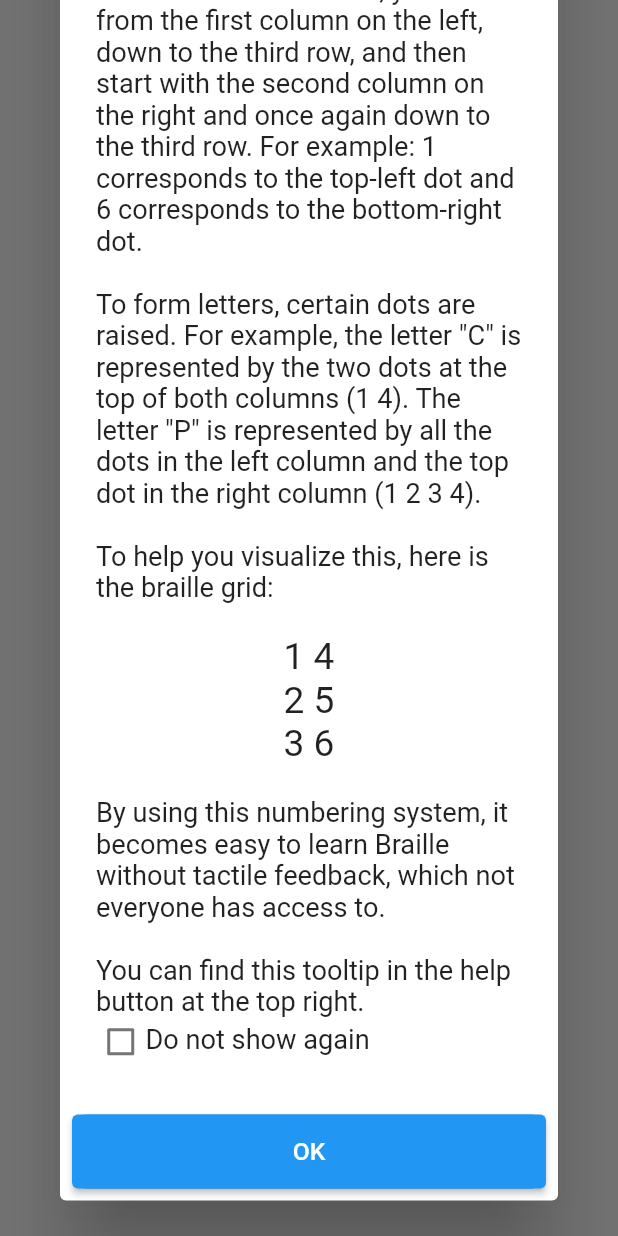
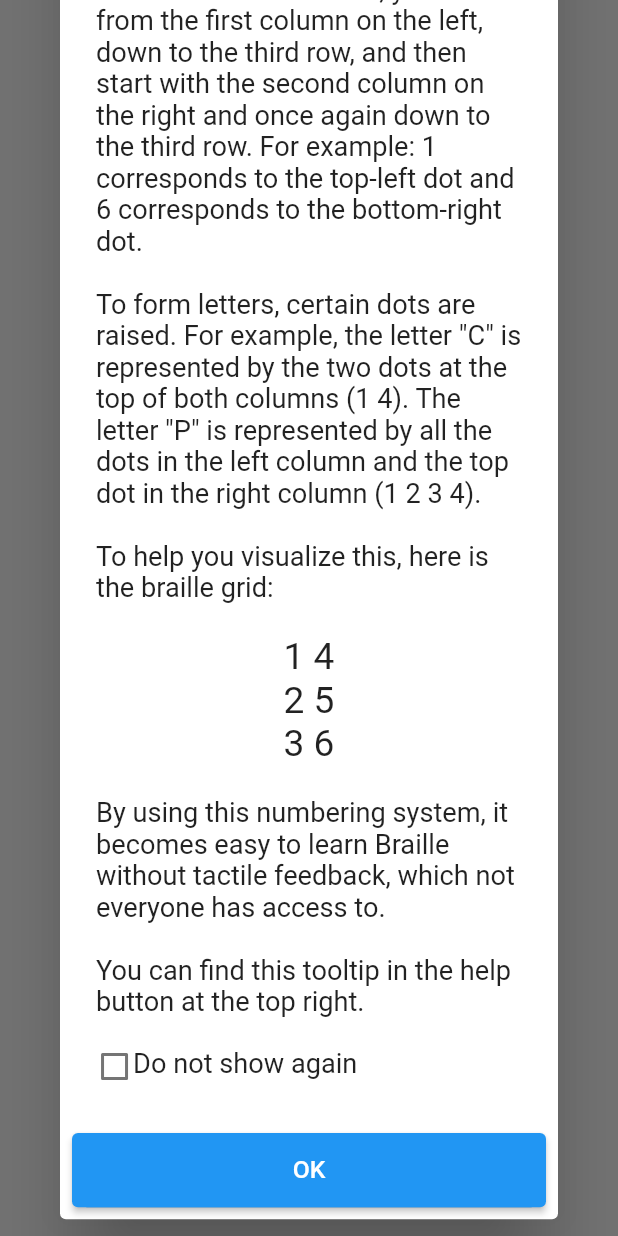
Before and after one commit to aamir-azeez/diffabled, a Flutter app: what showBrailleDialog() shows on an empty page, opened directly, scrolled down 238 dp, on a phone screen of 412 x 824 dp. Run offline on Flutter 3.47's test engine with Material 2 defaults, Android fonts, the light colour scheme and no system bars; our stand-ins replace assets_audio_player, shared_preferences; accounts and stored records are empty.

Commit message:
Minor sizing issue patches

```diff
--- a/lib/main.dart
+++ b/lib/main.dart
@@ -76,11 +76,14 @@ Future<void> showBrailleDialog(BuildContext context) async {
                       fontSize: MediaQuery.of(context).size.height * 0.022,
                     ),
                   ),
-                  Row(
+                  Padding(
+                        padding: EdgeInsets.only(
+                            top: MediaQuery.of(context).size.height * 0.025),
+                        child: Row(
                     children: [
                       SizedBox(
-                        height: MediaQuery.of(context).size.height * 0.04, // Adjust checkbox size
-                        width: MediaQuery.of(context).size.height * 0.04,
+                        height: MediaQuery.of(context).size.height * 0.03, // Adjust checkbox size
+                        width: MediaQuery.of(context).size.height * 0.03,
                         child: Checkbox(
                           value: doNotShowAgain,
                           onChanged: (bool? value) {
@@ -100,6 +103,7 @@ Future<void> showBrailleDialog(BuildContext context) async {
                         ),
                       ),
                     ],
+                  ),
                   ),
                 ],
               ),
@@ -855,7 +859,7 @@ class StudyPage extends StatelessWidget {
     // Calculate the crossAxisCount based on the width
     // so wider devices would get more columns per row because their width would be more
     // Ensure it's at least 1 to avoid having 0 columns
-    int crossAxisCount = (MediaQuery.of(context).size.width * 0.0051).toInt().clamp(
+    int crossAxisCount = (MediaQuery.of(context).size.width * 0.0065).toInt().clamp(
         1,
         4); // divide by device pixel ratio if 4K devices with high dpi prove to be a problem in the future
     return Scaffold(
--- a/pubspec.yaml
+++ b/pubspec.yaml
@@ -17,7 +17,7 @@ publish_to: 'none' # Remove this line if you wish to publish to pub.dev
 # https://developer.apple.com/library/archive/documentation/General/Reference/InfoPlistKeyReference/Articles/CoreFoundationKeys.html
 # In Windows, build-name is used as the major, minor, and patch parts
 # of the product and file versions while build-number is used as the build suffix.
-version: 1.2.5+12
+version: 1.2.5+13
 
 environment:
   sdk: '>=2.18.6 <3.0.0'
```
